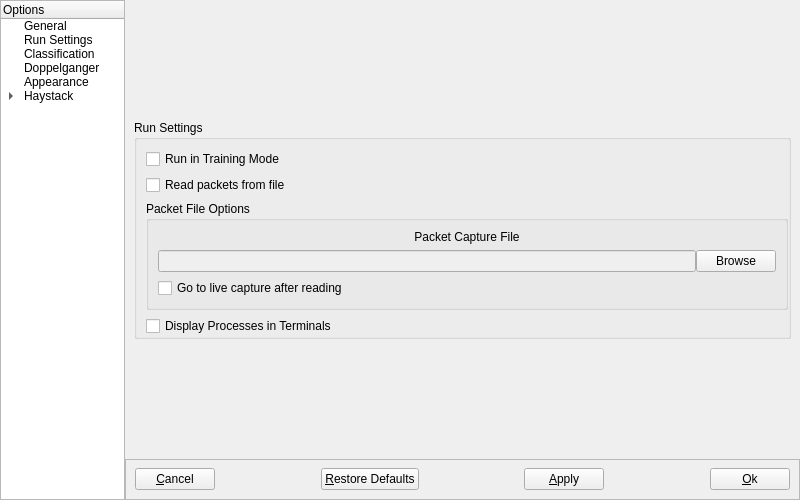
Old version of the form NovaGUI/UI/novaconfig.ui in the repository altf4/Nova.
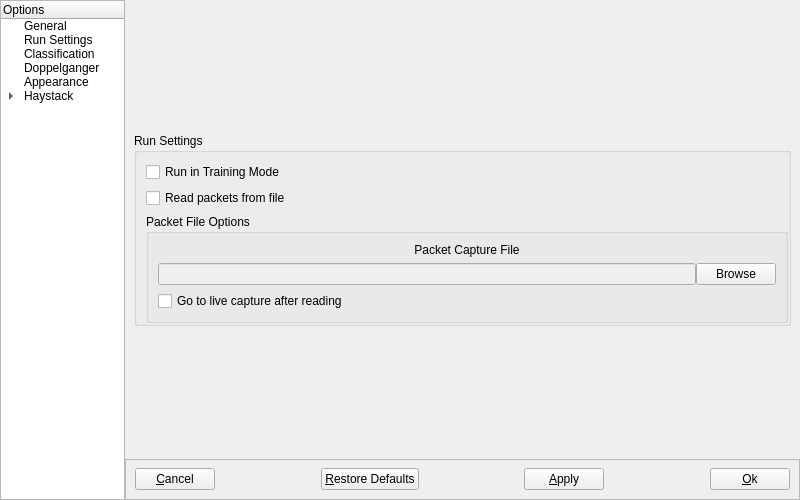
New version of the form. The open tabs and pages were chosen to show the change.

Commit message: Remove USE_TERMINALS configuration option

Patch:
```diff
--- a/NovaGUI/UI/novaconfig.ui
+++ b/NovaGUI/UI/novaconfig.ui
@@ -727,16 +727,6 @@
                </layout>
               </widget>
              </item>
-             <item>
-              <widget class="QCheckBox" name="terminalCheckBox">
-               <property name="layoutDirection">
-                <enum>Qt::LeftToRight</enum>
-               </property>
-               <property name="text">
-                <string>Display Processes in Terminals</string>
-               </property>
-              </widget>
-             </item>
             </layout>
            </widget>
           </item>
```
Left out of the diff: 4 changed lines with no effect on the pictures. The commit also changes 5 other files.
